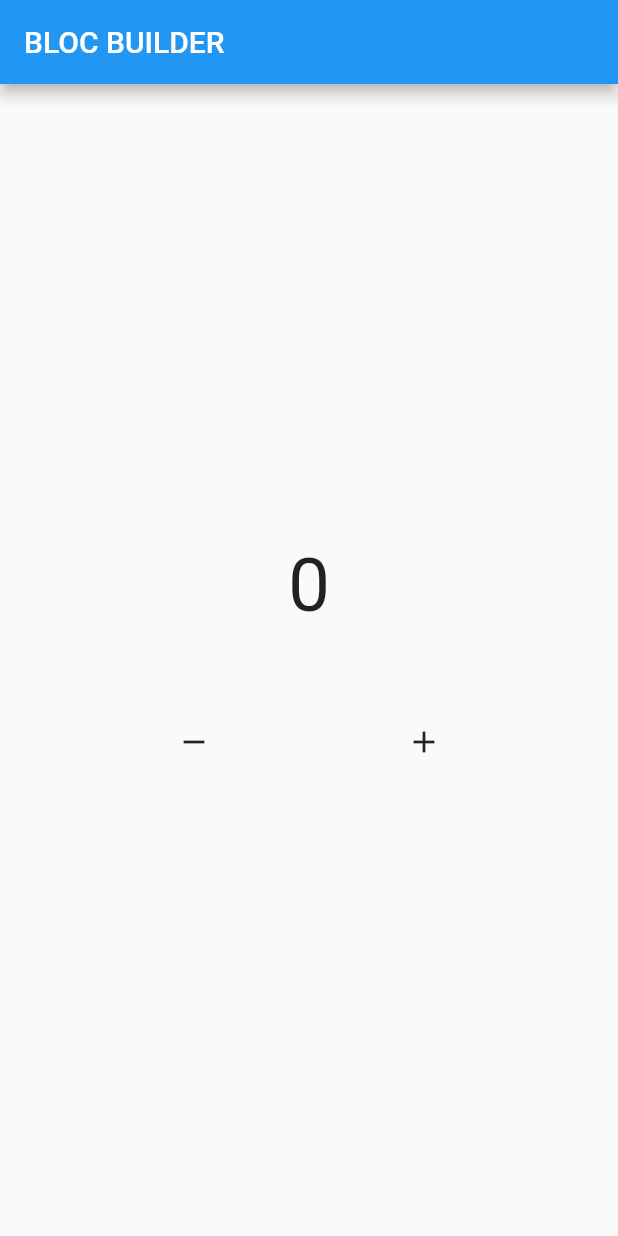
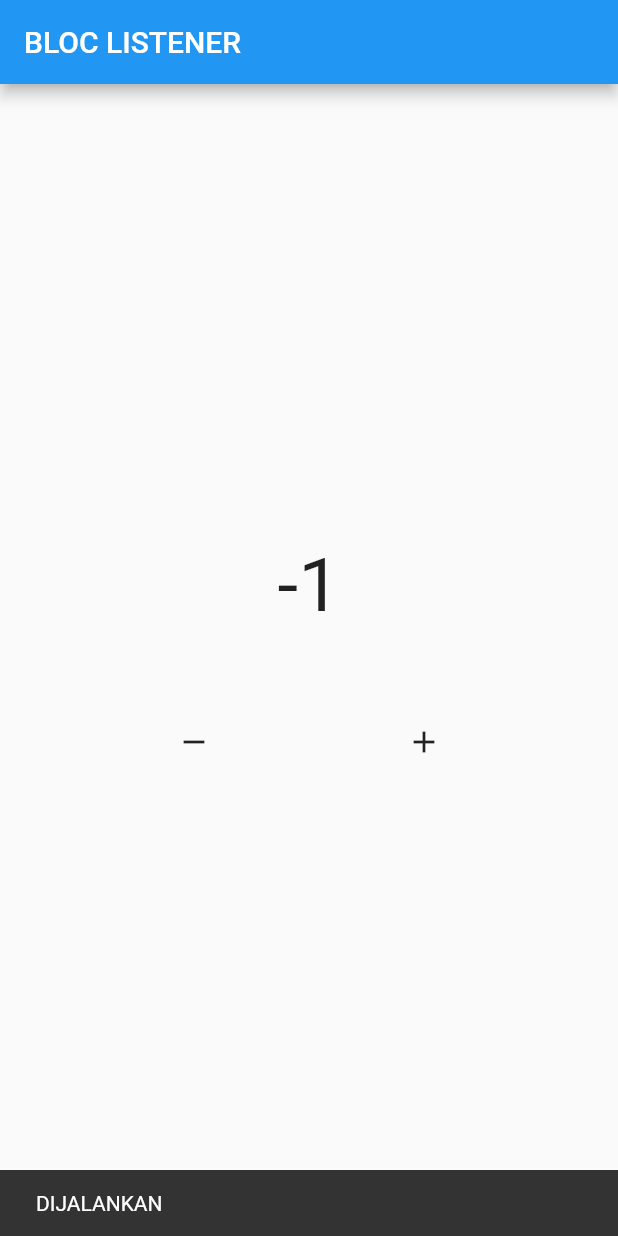
Before and after one commit to apiiRR/bloc-flutter, a Flutter app: the screen it shows after launch, after a tap on the "remove" icon, on a phone screen of 412 x 824 dp. Run offline on Flutter 3.47's test engine with Material 2 defaults, Android fonts, the phone set to English and light mode, and no system bars; our stand-ins replace bloc, flutter_bloc.

Commit message:
bloc listener

```diff
--- a/bloc_builder_4/lib/pages/homepage.dart
+++ b/bloc_builder_4/lib/pages/homepage.dart
@@ -12,35 +12,26 @@ class Homepage extends StatelessWidget {
   Widget build(BuildContext context) {
     return Scaffold(
       appBar: AppBar(
-        title: const Text("BLOC BUILDER"),
+        title: const Text("BLOC LISTENER"),
       ),
       body: Column(
         mainAxisAlignment: MainAxisAlignment.center,
         children: [
-          BlocBuilder<Counter, int>(
+          BlocListener(
             bloc: myCounter,
-              buildWhen: (previous, current) {
-                if (current == 5) {
-                  return true;
-                } else {
-                  return false;
-                }
+            listener: (context, state) {
+              ScaffoldMessenger.of(context)
+                  .showSnackBar(const SnackBar(content: Text("DIJALANKAN")));
             },
+            child: BlocBuilder<Counter, int>(
+                bloc: myCounter,
                 builder: (context, state) {
                   return Text(
                     "$state",
                     style: const TextStyle(fontSize: 50),
                   );
                 }),
-          // StreamBuilder(
-          //     initialData: myCounter.init,
-          //     stream: myCounter.stream,
-          //     builder: (context, snap) {
-          //       return Text(
-          //         "${snap.data}",
-          //         style: const TextStyle(fontSize: 50),
-          //       );
-          //     }),
+          ),
           const SizedBox(
             height: 50,
           ),
```
Lines whose indentation alone changed are shown as unchanged.
